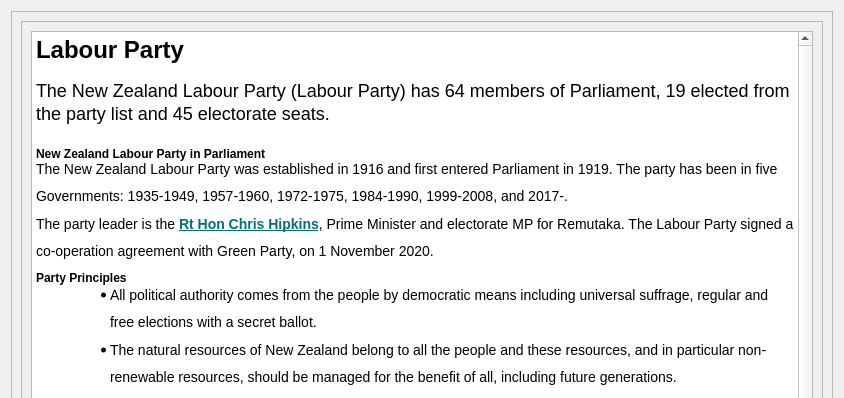
Old version of the form qtGuiApplication/parties.ui in the repository Debug-Divas/COSC345-Project; both pictures show x 0 to 844 and y 0 to 398 of the 844 by 800 pixel window.
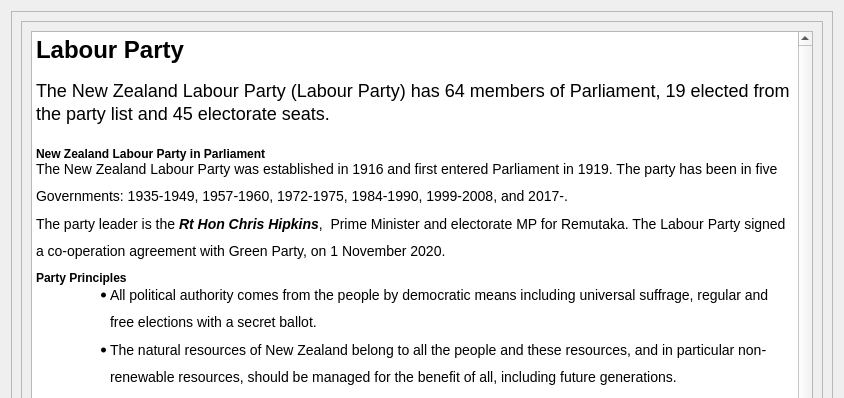
New version of the form.

The edit to the form file:
```diff
--- a/qtGuiApplication/parties.ui
+++ b/qtGuiApplication/parties.ui
@@ -48,7 +48,7 @@
 &lt;p style=&quot;-qt-paragraph-type:empty; margin-top:0px; margin-bottom:0px; margin-left:0px; margin-right:0px; -qt-block-indent:0; text-indent:0px; line-height:105.769%; font-family:'Open Sans','Arial','Verdana','sans-serif'; font-size:18px; color:#000000; background-color:#ffffff;&quot;&gt;&lt;br /&gt;&lt;/p&gt;
 &lt;p style=&quot; margin-top:0px; margin-bottom:0px; margin-left:0px; margin-right:0px; -qt-block-indent:0; text-indent:0px;&quot;&gt;&lt;span style=&quot; font-family:'Open Sans','Arial','Verdana','sans-serif'; font-size:medium; font-weight:700; color:#000000; background-color:#ffffff;&quot;&gt;New Zealand Labour Party in Parliament&lt;/span&gt;&lt;/p&gt;
 &lt;p style=&quot; margin-top:0px; margin-bottom:0px; margin-left:0px; margin-right:0px; -qt-block-indent:0; text-indent:0px; line-height:171.429%; background-color:#ffffff;&quot;&gt;&lt;span style=&quot; font-family:'Open Sans','Arial','Verdana','sans-serif'; font-size:14px; color:#000000; background-color:#ffffff;&quot;&gt;The New Zealand Labour Party was established in 1916 and first entered Parliament in 1919. The party has been in five Governments: 1935-1949, 1957-1960, 1972-1975, 1984-1990, 1999-2008, and 2017-.    &lt;/span&gt;&lt;/p&gt;
-&lt;p style=&quot; margin-top:0px; margin-bottom:0px; margin-left:0px; margin-right:0px; -qt-block-indent:0; text-indent:0px; line-height:171.429%; background-color:#ffffff;&quot;&gt;&lt;span style=&quot; font-family:'Open Sans','Arial','Verdana','sans-serif'; font-size:14px; color:#000000; background-color:#ffffff;&quot;&gt;The party leader is the&lt;/span&gt;&lt;span style=&quot; font-family:'Open Sans','Arial','Verdana','sans-serif'; font-size:14px; color:#000000;&quot;&gt; &lt;/span&gt;&lt;a href=&quot;https://www.parliament.nz/en/mps-and-electorates/members-of-parliament/hipkins-chris/&quot;&gt;&lt;span style=&quot; font-family:'Open Sans','Arial','Verdana','sans-serif'; font-size:14px; font-weight:700; text-decoration: underline; color:#007179;&quot;&gt;Rt Hon Chris Hipkins&lt;/span&gt;&lt;/a&gt;&lt;span style=&quot; font-family:'Open Sans','Arial','Verdana','sans-serif'; font-size:14px; color:#000000;&quot;&gt;,&lt;/span&gt;&lt;span style=&quot; font-family:'Open Sans','Arial','Verdana','sans-serif'; font-size:14px; font-weight:700; color:#000000;&quot;&gt; &lt;/span&gt;&lt;span style=&quot; font-family:'Open Sans','Arial','Verdana','sans-serif'; font-size:14px; color:#000000;&quot;&gt;Prime Minister and electorate MP for Remutaka. The Labour Party signed a co-operation agreement with Green Party, on 1 November 2020.&lt;/span&gt;&lt;/p&gt;
+&lt;p style=&quot; margin-top:0px; margin-bottom:0px; margin-left:0px; margin-right:0px; -qt-block-indent:0; text-indent:0px; line-height:171.429%; background-color:#ffffff;&quot;&gt;&lt;span style=&quot; font-family:'Open Sans','Arial','Verdana','sans-serif'; font-size:14px; color:#000000; background-color:#ffffff;&quot;&gt;The party leader is the &lt;/span&gt;&lt;span style=&quot; font-family:'Open Sans','Arial','Verdana','sans-serif'; font-size:14px; font-weight:700; font-style:italic; color:#000000; background-color:#ffffff;&quot;&gt;Rt Hon Chris Hipkins&lt;/span&gt;&lt;span style=&quot; font-family:'Open Sans','Arial','Verdana','sans-serif'; font-size:14px; color:#000000; background-color:#ffffff;&quot;&gt;,&lt;/span&gt;&lt;span style=&quot; font-family:'Open Sans','Arial','Verdana','sans-serif'; font-size:14px; color:#000000;&quot;&gt; &lt;/span&gt;&lt;span style=&quot; font-family:'Open Sans','Arial','Verdana','sans-serif'; font-size:14px; font-weight:700; color:#000000;&quot;&gt; &lt;/span&gt;&lt;span style=&quot; font-family:'Open Sans','Arial','Verdana','sans-serif'; font-size:14px; color:#000000;&quot;&gt;Prime Minister and electorate MP for Remutaka. The Labour Party signed a co-operation agreement with Green Party, on 1 November 2020.&lt;/span&gt;&lt;/p&gt;
 &lt;h4 style=&quot; margin-top:0px; margin-bottom:0px; margin-left:0px; margin-right:0px; -qt-block-indent:0; text-indent:0px; line-height:116.667%; background-color:#ffffff;&quot;&gt;&lt;span style=&quot; font-family:'Open Sans','Arial','Verdana','sans-serif'; font-size:medium; font-weight:700; color:#000000; background-color:#ffffff;&quot;&gt;Party Principles&lt;/span&gt;&lt;/h4&gt;
 &lt;ul style=&quot;margin-top: 0px; margin-bottom: 0px; margin-left: 0px; margin-right: 0px; -qt-list-indent: 1;&quot;&gt;
 &lt;li style=&quot; font-family:'Open Sans','Arial','Verdana','sans-serif'; font-size:14px; color:#000000; background-color:#ffffff;&quot; style=&quot; margin-top:0px; margin-bottom:0px; margin-left:34px; margin-right:0px; -qt-block-indent:0; text-indent:0px; line-height:171.429%;&quot;&gt;&lt;span style=&quot; font-size:14px;&quot;&gt;All political authority comes from the people by democratic means including universal suffrage, regular and free elections with a secret ballot.&lt;/span&gt;&lt;/li&gt;
```
